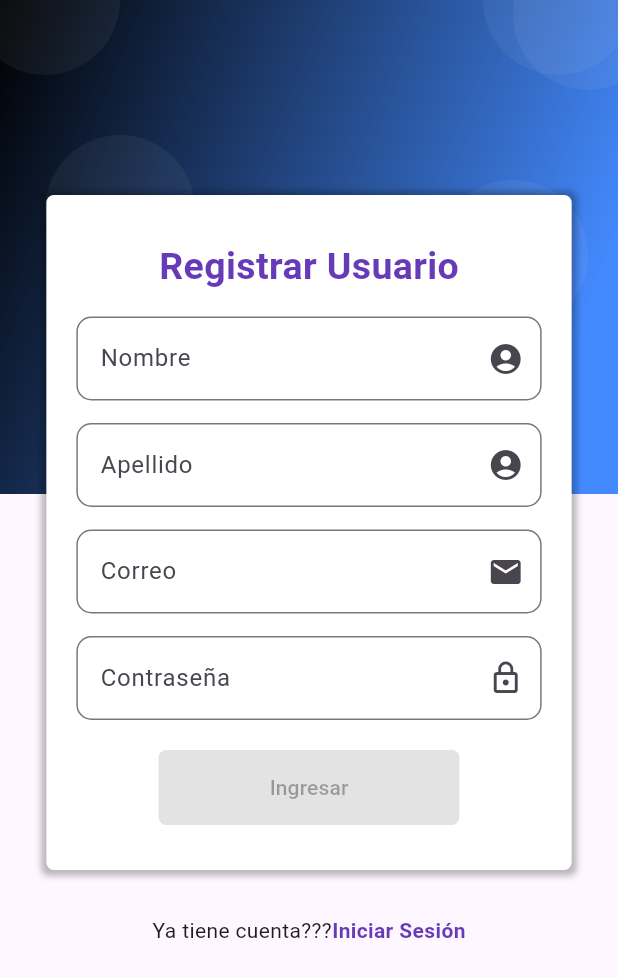
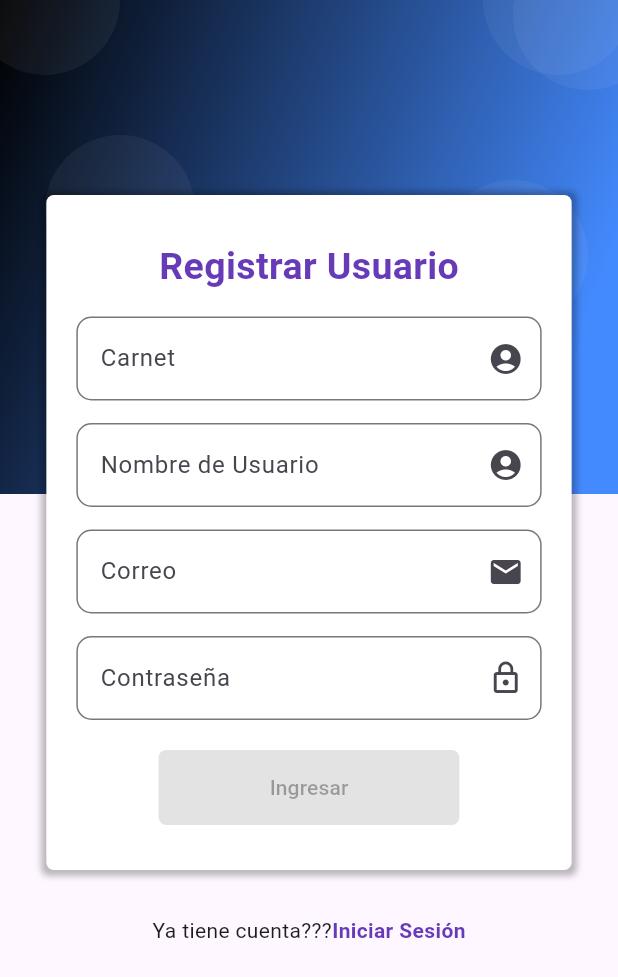
Before and after one commit to Qsuma/aereopuerto_proyecto_UCI, a Flutter app: the RegisterScreen screen opened directly, after a tap on "Iniciar Sesión", after a tap on "registrate.", on a phone screen of 412 x 824 dp. Shown: the top 977 px of the screen. Run offline on Flutter 3.47's test engine with Material 3 defaults, Android fonts, the phone set to English and light mode, and no system bars; our stand-ins replace rxdart, shared_preferences; accounts and stored records are empty; network calls fail.

Commit message:
beta, aun con algunos detalles

```diff
--- a/lib/models/boleto.dart
+++ b/lib/models/boleto.dart
@@ -5,34 +5,34 @@ class ListarBoleto {
     required this.results,
   });
 
-  List<Vuelo> results;
+  List<Boleto> results;
 
   factory ListarBoleto.fromJson(String str) =>
       ListarBoleto.fromMap(json.decode(str));
 
   factory ListarBoleto.fromMap(List<dynamic> json) => ListarBoleto(
-        results: List<Vuelo>.from(json.map((x) => Vuelo.fromJson(x))),
+        results: List<Boleto>.from(json.map((x) => Boleto.fromJson(x))),
       );
 }
-class Vuelo {
+class Boleto {
     int idboleto;
     int asiento;
     int cdigo;
 
-    Vuelo({
+    Boleto({
         required this.idboleto,
         required this.asiento,
         required this.cdigo,
     });
 
-    factory Vuelo.fromRawJson(String str) => Vuelo.fromJson(json.decode(str));
+    factory Boleto.fromRawJson(String str) => Boleto.fromJson(json.decode(str));
 
     String toRawJson() => json.encode(toJson());
 
-    factory Vuelo.fromJson(Map<String, dynamic> json) => Vuelo(
+    factory Boleto.fromJson(Map<String, dynamic> json) => Boleto(
         idboleto: json["idboleto"],
         asiento: json["asiento"],
-        cdigo: json["codigo"],
+        cdigo: json["cÃ³digo"],
     );
 
     Map<String, dynamic> toJson() => {
--- a/lib/models/cliente.dart
+++ /dev/null
@@ -1,30 +0,0 @@
-import 'package:meta/meta.dart';
-import 'dart:convert';
-
-class Boleto {
-    int idboleto;
-    int asiento;
-    int cdigo;
-
-    Boleto({
-        required this.idboleto,
-        required this.asiento,
-        required this.cdigo,
-    });
-
-    factory Boleto.fromRawJson(String str) => Boleto.fromJson(json.decode(str));
-
-    String toRawJson() => json.encode(toJson());
-
-    factory Boleto.fromJson(Map<String, dynamic> json) => Boleto(
-        idboleto: json["idboleto"],
-        asiento: json["asiento"],
-        cdigo: json["código"],
-    );
-
-    Map<String, dynamic> toJson() => {
-        "idboleto": idboleto,
-        "asiento": asiento,
-        "código": cdigo,
-    };
-}
--- a/lib/models/reservacion.dart
+++ b/lib/models/reservacion.dart
@@ -1,6 +1,19 @@
 import 'package:meta/meta.dart';
 import 'dart:convert';
+class ListarReservacion {
+  ListarReservacion({
+    required this.results,
+  });
 
+  List<Reservacion> results;
+
+  factory ListarReservacion.fromJson(String str) =>
+      ListarReservacion.fromMap(json.decode(str));
+
+  factory ListarReservacion.fromMap(List<dynamic> json) => ListarReservacion(
+        results: List<Reservacion>.from(json.map((x) => Reservacion.fromJson(x))),
+      );
+}
 class Reservacion {
     int cdigo;
     DateTime fechaCaducidad;
@@ -18,7 +31,7 @@ class Reservacion {
 
     factory Reservacion.fromRawJson(String str) => Reservacion.fromJson(json.decode(str));
 
-    String toRawJson() => json.encode(toJson());
+
 
     factory Reservacion.fromJson(Map<String, dynamic> json) => Reservacion(
         cdigo: json["código"],
--- a/lib/models/vuelo.dart
+++ b/lib/models/vuelo.dart
@@ -1,18 +1,18 @@
-import 'package:meta/meta.dart';
+
 import 'dart:convert';
 
 
-class ListarVuelos {
-  ListarVuelos({
+class ListarVueloss {
+  ListarVueloss({
     required this.results,
   });
 
   List<Vuelo> results;
 
-  factory ListarVuelos.fromJson(String str) =>
-      ListarVuelos.fromMap(json.decode(str));
+  factory ListarVueloss.fromJson(String str) =>
+      ListarVueloss.fromMap(json.decode(str));
 
-  factory ListarVuelos.fromMap(List<dynamic> json) => ListarVuelos(
+  factory ListarVueloss.fromMap(List<dynamic> json) => ListarVueloss(
         results: List<Vuelo>.from(json.map((x) => Vuelo.fromJson(x))),
       );
 }
--- a/lib/providers/bloc/loguinBloc/login_bloc.dart
+++ b/lib/providers/bloc/loguinBloc/login_bloc.dart
@@ -5,6 +5,7 @@ import 'package:rxdart/rxdart.dart';
 
 
 class LoginBloc with Validators {
+  final _usernameController = BehaviorSubject<String>();
   final _nameController = BehaviorSubject<String>();
   final _lastNameController = BehaviorSubject<String>();
   final _emailController = BehaviorSubject<String>();
@@ -13,6 +14,8 @@ class LoginBloc with Validators {
   // Recuperar los datos del Stream
   Stream<String> get emailStream =>
       _emailController.stream.transform(validarEmail);
+  Stream<String> get usernameStream =>
+      _usernameController.stream.transform(validarUsername);
   Stream<String> get passwordStream =>
       _passwordController.stream.transform(validarPassword);
   Stream<String> get nameStream =>
@@ -23,7 +26,7 @@ class LoginBloc with Validators {
   // COmbinación de Streams con RXDart'
 
   Stream<bool> get loginFormValidStream =>
-      Rx.combineLatest2(emailStream, passwordStream, (e, p) => true);
+      Rx.combineLatest2(passwordStream, passwordStream, (e, p) => true);
   Stream<bool> get registerFormValidStream => Rx.combineLatest4(nameStream,
       lastNameStream, emailStream, passwordStream, (n, ln, e, p) => true);
 
--- a/lib/providers/bloc/loguinBloc/validators.dart
+++ b/lib/providers/bloc/loguinBloc/validators.dart
@@ -13,13 +13,25 @@ mixin Validators {
       sink.addError('Email no es correcto');
     }
   });
+  final validarUsername =
+      StreamTransformer<String, String>.fromHandlers(handleData: (email, sink) {
+    // Pattern pattern =
+    //     r'^(([^<>()[\]\\.,;:\s@\"]+(\.[^<>()[\]\\.,;:\s@\"]+)*)|(\".+\"))@((\[[0-9]{1,3}\.[0-9]{1,3}\.[0-9]{1,3}\.[0-9]{1,3}\])|(([a-zA-Z\-0-9]+\.)+[a-zA-Z]{2,}))$';
+    // RegExp regExp = RegExp(pattern.toString());
+
+    if (email.length>5) {
+      sink.add(email);
+    } else {
+      sink.addError('Nombre de Usuario no es correcto');
+    }
+  });
 
   final validarPassword = StreamTransformer<String, String>.fromHandlers(
       handleData: (password, sink) {
     if (password.length >= 6) {
       sink.add(password);
     } else {
-      sink.addError('La contraseña debe tener 6 o más caracteres');
+      sink.addError('Este campo debe de tener mas de 6 caracteres');
     }
   });
   final validarNombre =
--- a/lib/screens/boletos_screen.dart
+++ b/lib/screens/boletos_screen.dart
@@ -22,7 +22,7 @@ class BoletoScreen extends StatelessWidget {
           children: [
             ElevatedButton(
               onPressed: () {
-                boletoProvider.postBoleto('69', '7007',);
+               // boletoProvider.postBoleto('69', '7007',);
                 // Acción para crear un boleto
               },
               child: Text('Crear Boleto'),
@@ -31,7 +31,7 @@ class BoletoScreen extends StatelessWidget {
               onPressed: () {
                 // Acción para eliminar un boleto
                 // Implementa la lógica aquí
-                boletoProvider.deleteBoletos('69');
+             //   boletoProvider.deleteBoletos('69');
               },
               child: Text('Eliminar Boleto'),
             ),
@@ -39,7 +39,7 @@ class BoletoScreen extends StatelessWidget {
               onPressed: () {
                 // Acción para modificar un boleto
                 // Implementa la lógica aquí
-                boletoProvider.patchBoleto('2','90000', '1929');
+                //boletoProvider.patchBoleto('2','90000', '1119');
               },
               child: Text('Modificar Boleto'),
             ),
--- a/lib/screens/login_screen.dart
+++ b/lib/screens/login_screen.dart
@@ -6,6 +6,8 @@
 import 'package:aereopuerto/providers/bloc/loguinBloc/login_bloc.dart';
 import 'package:aereopuerto/providers/bloc/loguinBloc/provider.dart';
 import 'package:aereopuerto/screens/register_screen.dart';
+import 'package:aereopuerto/screens/reservacion_screen.dart';
+import 'package:aereopuerto/screens/vuelos_screen.dart';
 import 'package:aereopuerto/utils/preferencias_usuario.dart';
 import 'package:aereopuerto/utils/route_animation.dart';
 import 'package:aereopuerto/widgets/alarms_dialog.dart';
@@ -67,34 +69,42 @@ class _LoginScreenState extends State<LoginScreen> {
 //TODO: ENVIAR ID
     Map info = await userRegisterProvider.loginUser(_usernameController.text, _passwordController.text);
 
-   if (info['ok']) {
+
+    if (info['ok']) {
       if (rememberme) {
         SharedPreferences.getInstance().then((prefs) {
-
           prefs.setString('usuario', _usernameController.text);
           prefs.setString('password', _passwordController.text);
-
         });
       } else {
         SharedPreferences.getInstance().then((prefs) {
-           prefs.setString('usuario', '');
+          prefs.setString('usuario', '');
           prefs.setString('password', '');
         });
       }
-
-       Navigator.pushReplacement(
+(_usernameController.text=="reyjesus"||prefs.usuario=="reyjesus")?
+Navigator.pushReplacement(
         context,
         crearRuta(
-          //TODO:HomePage
-            const Text('HomePage'),
+
+         const VuelosScreen() ,
+            //RegisterScreen(),
+            const Duration(milliseconds: 700)),
+      )
+
+:Navigator.pushReplacement(
+        context,
+        crearRuta(
+
+         const ReservacionScreen() ,
             //RegisterScreen(),
             const Duration(milliseconds: 700)),
       );
-    }else {
+    } else {
+      Alarm().showAlarm(
+          context, 'Ups!!!', info['mensaje']);
+    }
 
-      Alarm().showAlarm(
-          context,'Ups!!!', info['mensaje']);
-    }
 
 }
 
@@ -183,7 +193,7 @@ class _LoginScreenState extends State<LoginScreen> {
       child: Column(
         children: <Widget>[
           Container(
-            width: MediaQuery.of(context).size.width* 0.40,
+            width: MediaQuery.of(context).size.width* 0.70,
             margin: const EdgeInsets.symmetric(vertical: 30.0),
             padding: const EdgeInsets.symmetric(vertical: 50.0),
             decoration: BoxDecoration(
@@ -203,9 +213,12 @@ class _LoginScreenState extends State<LoginScreen> {
                   crossAxisAlignment: CrossAxisAlignment.center,
                   children: [
                     const Text(
+
                      'Iniciar Sesión',
+                     maxLines: 1,
                       style: TextStyle(
-                          fontSize: 25.0,
+                        overflow: TextOverflow.ellipsis,
+                          fontSize: 20.0,
                           color: Colors.deepPurple,
                           fontWeight: FontWeight.bold),
                     ),
@@ -277,7 +290,7 @@ class _LoginScreenState extends State<LoginScreen> {
 
   Widget _crearEmail(LoginBloc bloc) {
     return StreamBuilder(
-      stream: bloc.emailStream,
+      stream: bloc.passwordStream,
       builder: (BuildContext context, AsyncSnapshot snapshot) {
         return Container(
           padding: const EdgeInsets.symmetric(horizontal: 20.0),
@@ -287,8 +300,8 @@ class _LoginScreenState extends State<LoginScreen> {
             decoration: InputDecoration(
               border:
                   OutlineInputBorder(borderRadius: BorderRadius.circular(10.0)),
-              hintText: 'Inserte su email',
-              labelText: 'Email',
+              hintText: 'Inserte su Nombre de Usuario',
+              labelText: 'Nombre de Usuario',
               errorText: snapshot.error?.toString(),
               suffixIcon: const Icon(Icons.alternate_email),
             ),
@@ -380,12 +393,21 @@ class _LoginScreenState extends State<LoginScreen> {
           prefs.setString('password', '');
         });
       }
-
-      Navigator.pushReplacement(
+(_usernameController.text=="reyjesus"||prefs.usuario=="reyjesus")?
+Navigator.pushReplacement(
         context,
         crearRuta(
-          //TODO: HOMESCREEN
-         const Text('HomeScreen') ,
+
+         const VuelosScreen() ,
+            //RegisterScreen(),
+            const Duration(milliseconds: 700)),
+      )
+
+:Navigator.pushReplacement(
+        context,
+        crearRuta(
+
+         const ReservacionScreen() ,
             //RegisterScreen(),
             const Duration(milliseconds: 700)),
       );
--- a/lib/screens/register_screen.dart
+++ b/lib/screens/register_screen.dart
@@ -207,7 +207,7 @@ class RegisterScreen extends StatelessWidget {
     if (info['ok']) {
       ScaffoldMessenger.of(context).showSnackBar(SnackBar(
           content: Text('Registro Exitoso')));
-      Navigator.of(context).pushReplacementNamed('login');
+ Navigator.pushReplacement(context, MaterialPageRoute(builder: (context) => LoginScreen(),));
     } else {
       Alarm().showAlarm(
           context, 'Existe Mail', 'Error!!!');
@@ -224,12 +224,12 @@ Widget _crearName(LoginBloc bloc) {
       return Container(
         padding: const EdgeInsets.symmetric(horizontal: 20.0),
         child: TextField(
-          keyboardType: TextInputType.name,
+          keyboardType: TextInputType.number,
           decoration: InputDecoration(
             border:
                 OutlineInputBorder(borderRadius: BorderRadius.circular(10.0)),
-            hintText: 'Digite s nombre',
-            labelText: 'Nombre',
+            hintText: 'Digite su Carnet',
+            labelText: 'Carnet',
             errorText: snapshot.error?.toString(),
             suffixIcon: const Icon(Icons.account_circle_sharp),
           ),
@@ -252,8 +252,8 @@ Widget _crearApellidos(LoginBloc bloc) {
           decoration: InputDecoration(
             border:
                 OutlineInputBorder(borderRadius: BorderRadius.circular(10.0)),
-            hintText: 'Digite su Apellido',
-            labelText: 'Apellido',
+            hintText: 'Digite su Nombre de Usuario',
+            labelText: 'Nombre de Usuario',
             errorText: snapshot.error?.toString(),
             suffixIcon: const Icon(Icons.account_circle_sharp),
           ),
```
Also changed, not shown: lib/main.dart (+7 -2 lines), lib/providers/boleto_provider.dart (+8 -11 lines), lib/providers/reservacion_provider.dart (+126 -0 lines), lib/providers/user_provider.dart (+23 -25 lines), lib/providers/vuelos_provider.dart (+14 -12 lines), lib/screens/crear_reservacion.dart (added, +60 -0 lines), lib/screens/crear_vuelo_screen.dart (added, +78 -0 lines), lib/screens/reservacion_screen.dart (added, +44 -0 lines), lib/screens/vuelos_screen.dart (added, +53 -0 lines), lib/widgets/menu_drawer.dart (+5 -3 lines).
